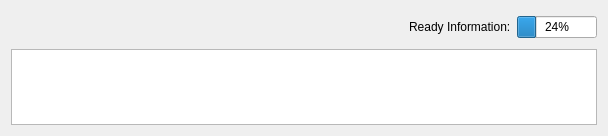
Before: the Qt Designer form Support/Widgets/TabularReportEntry.ui in FelixdelasPozas/EspINA, drawn with Qt 5.
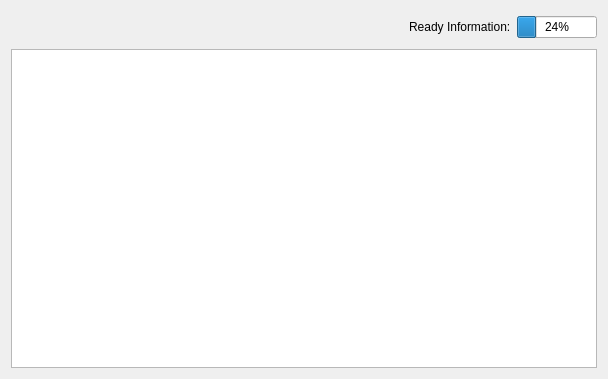
After: the same form once the commit is applied. Icons and pictures are not drawn. Custom widgets are drawn as their Qt base class.

Commit message: Bugfix: wrong tableview resizing after changing the information to show.

What changed in the file:
```diff
--- a/Support/Widgets/TabularReportEntry.ui
+++ b/Support/Widgets/TabularReportEntry.ui
@@ -7,11 +7,11 @@
     <x>0</x>
     <y>0</y>
     <width>608</width>
-    <height>136</height>
+    <height>379</height>
    </rect>
   </property>
   <property name="sizePolicy">
-   <sizepolicy hsizetype="Preferred" vsizetype="Maximum">
+   <sizepolicy hsizetype="MinimumExpanding" vsizetype="MinimumExpanding">
     <horstretch>0</horstretch>
     <verstretch>0</verstretch>
    </sizepolicy>
@@ -179,7 +179,7 @@
    <item>
     <widget class="CheckableTableView" name="tableView">
      <property name="sizePolicy">
-      <sizepolicy hsizetype="Expanding" vsizetype="Maximum">
+      <sizepolicy hsizetype="Expanding" vsizetype="Expanding">
        <horstretch>0</horstretch>
        <verstretch>0</verstretch>
       </sizepolicy>
```
The commit also changes 2 other files.
